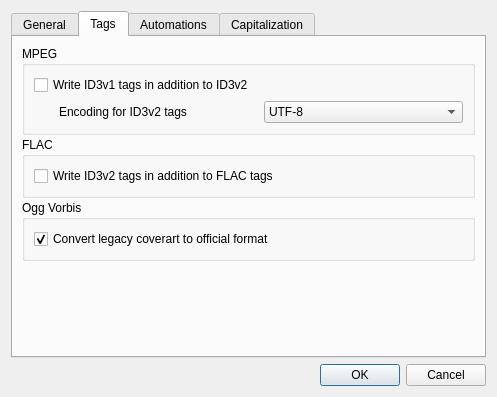
First picture: the form in src/ui/SettingsDialog.ui, repository sjuvonen/coquillo, before the edit.
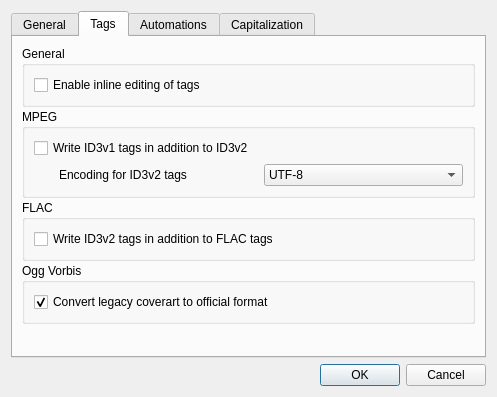
Second picture: the form after the edit. The open tabs and pages were chosen to show the change.

Commit message: - Fix the caret jumping to the end of the value when editing it from the middle. - Conditionally enable inline editing of tags in the item list. - Highlight changed fields in tag editor. - Enabled renaming of directories in the dir tree.

Diff of the .ui file:
```diff
--- a/src/ui/SettingsDialog.ui
+++ b/src/ui/SettingsDialog.ui
@@ -186,6 +186,25 @@
        <property name="spacing">
         <number>2</number>
        </property>
+       <item>
+        <widget class="QGroupBox" name="groupBox_3">
+         <property name="title">
+          <string>General</string>
+         </property>
+         <layout class="QVBoxLayout" name="verticalLayout_7">
+          <item>
+           <widget class="QCheckBox" name="prefEditTagsInline">
+            <property name="toolTip">
+             <string>&lt;html&gt;&lt;head/&gt;&lt;body&gt;&lt;p&gt;Allow tags to be edited inline in the list of found tracks&lt;/p&gt;&lt;/body&gt;&lt;/html&gt;</string>
+            </property>
+            <property name="text">
+             <string>Enable inline editing of tags</string>
+            </property>
+           </widget>
+          </item>
+         </layout>
+        </widget>
+       </item>
        <item>
         <widget class="QGroupBox" name="groupBox_4">
          <property name="title">
```
Left out of the diff: 6 changed lines with no effect on the pictures. The commit also changes 12 other files.
